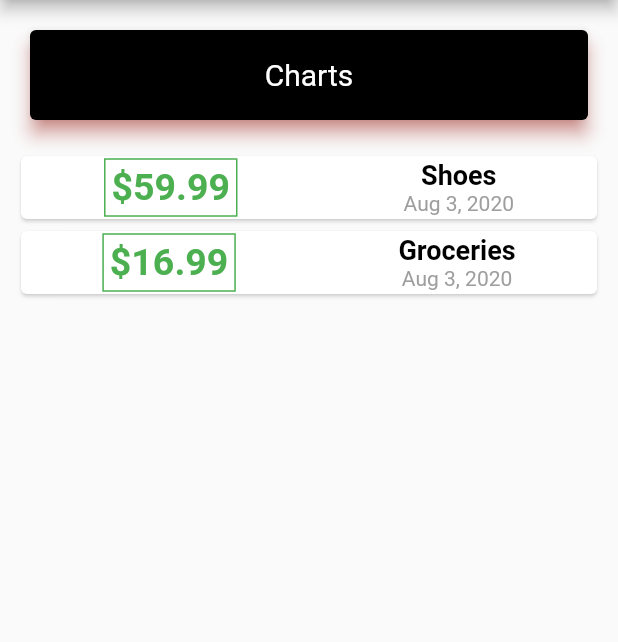
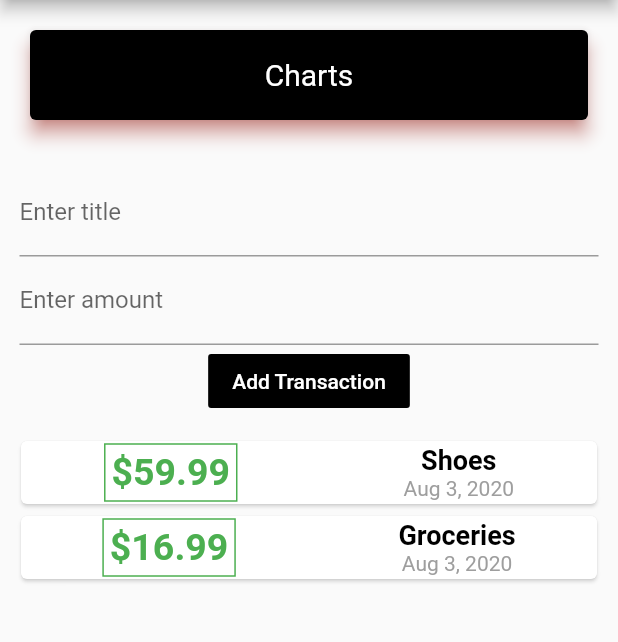
Before and after one commit to ChitrangGoyani/FlutterPersonalExpenses, a Flutter app: the screen it shows after launch, on a phone screen of 412 x 824 dp, the part 84-726 px from its top. Run offline on Flutter 3.47's test engine with Material 2 defaults, Android fonts, the phone set to English and light mode, and no system bars.

Commit message:
added textfields for adding transactions wout floating button

```diff
--- a/lib/main.dart
+++ b/lib/main.dart
@@ -13,6 +13,8 @@ class PEApp extends StatelessWidget {
 class PEHomePage extends StatelessWidget {
   @override
   Widget build(BuildContext context) {
+    final titleController = TextEditingController();
+    final amtController = TextEditingController();
     final List<Transaction> transactions = [
       Transaction(
         id: '001',
@@ -55,6 +57,24 @@ class PEHomePage extends StatelessWidget {
               ),
             ),
           ),
+          Container(
+            margin: EdgeInsets.all(10),
+            padding: EdgeInsets.symmetric(horizontal: 3, vertical: 2),
+            child: Column(
+              children: <Widget>[
+                TextField(
+                    controller: titleController,
+                    decoration: InputDecoration(labelText: 'Enter title')),
+                TextField(
+                    controller: amtController,
+                    decoration: InputDecoration(labelText: 'Enter amount')),
+                FlatButton(child: Text('Add Transaction', style: TextStyle(color: Colors.white),),onPressed : () {
+                  print(titleController.text);
+                  print(amtController.text);
+                }, color: Colors.black)
+              ],
+            ),
+          ),
           Column(
             children: transactions.map((tx) {
               return Container(
@@ -71,8 +91,7 @@ class PEHomePage extends StatelessWidget {
                                 border: Border.all(
                               color: Colors.green,
                               width: 1,
-                          )
-                        ),
+                            )),
                             // margin: EdgeInsets.all(5),
                             // padding: EdgeInsets.all(5),
                             // alignment: Alignment.centerLeft,
@@ -81,7 +100,10 @@ class PEHomePage extends StatelessWidget {
                               child: Text(
                                 '\$' + tx.amt.toString(),
                                 //  textAlign: TextAlign.center,
-                            style: TextStyle(color: Colors.green, fontSize: 25, fontWeight: FontWeight.bold),
+                                style: TextStyle(
+                                    color: Colors.green,
+                                    fontSize: 25,
+                                    fontWeight: FontWeight.bold),
                               ),
                             ),
                           ),
@@ -93,14 +115,19 @@ class PEHomePage extends StatelessWidget {
                                 child: Text(
                                   tx.name,
                                   textAlign: TextAlign.center,
-                              style: TextStyle(color: Colors.black, fontSize: 18, fontWeight: FontWeight.bold),
+                                  style: TextStyle(
+                                      color: Colors.black,
+                                      fontSize: 18,
+                                      fontWeight: FontWeight.bold),
                                 ),
                               ),
                               Container(
-                              child: Text(DateFormat().add_yMMMd().format(tx.date),
+                                  child: Text(
+                                DateFormat().add_yMMMd().format(tx.date),
                                 textAlign: TextAlign.center,
                                 style: TextStyle(color: Colors.grey),
-                              ))],
+                              ))
+                            ],
                           )
                         ]),
                   ));
```
Lines whose indentation alone changed are shown as unchanged.
